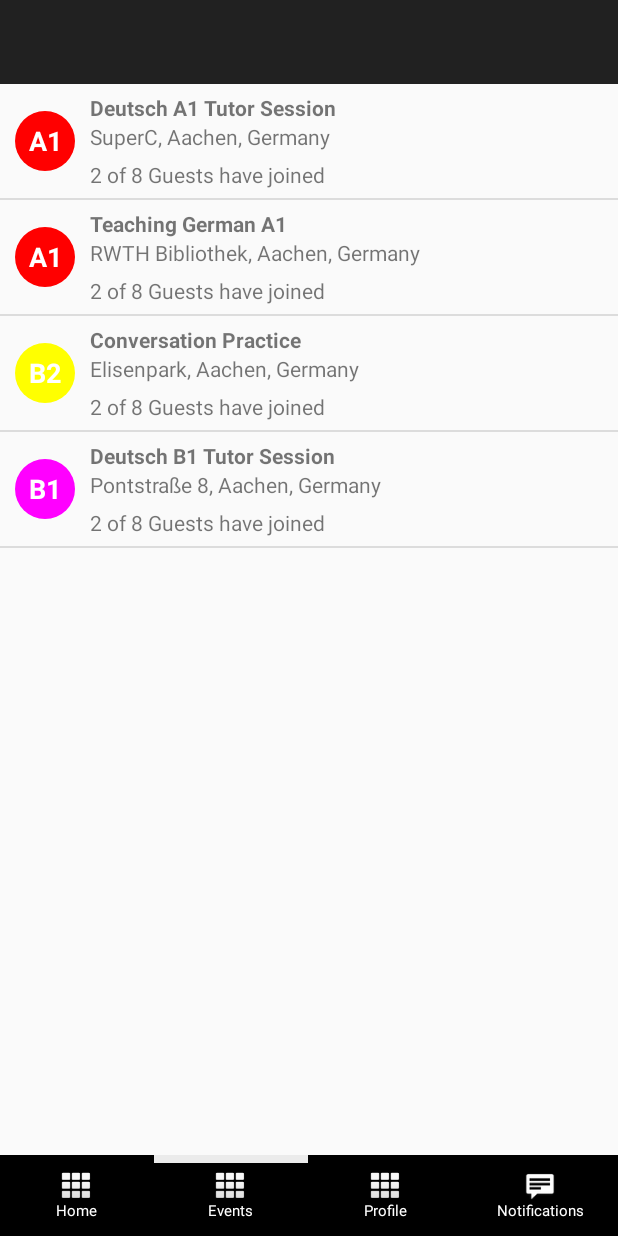
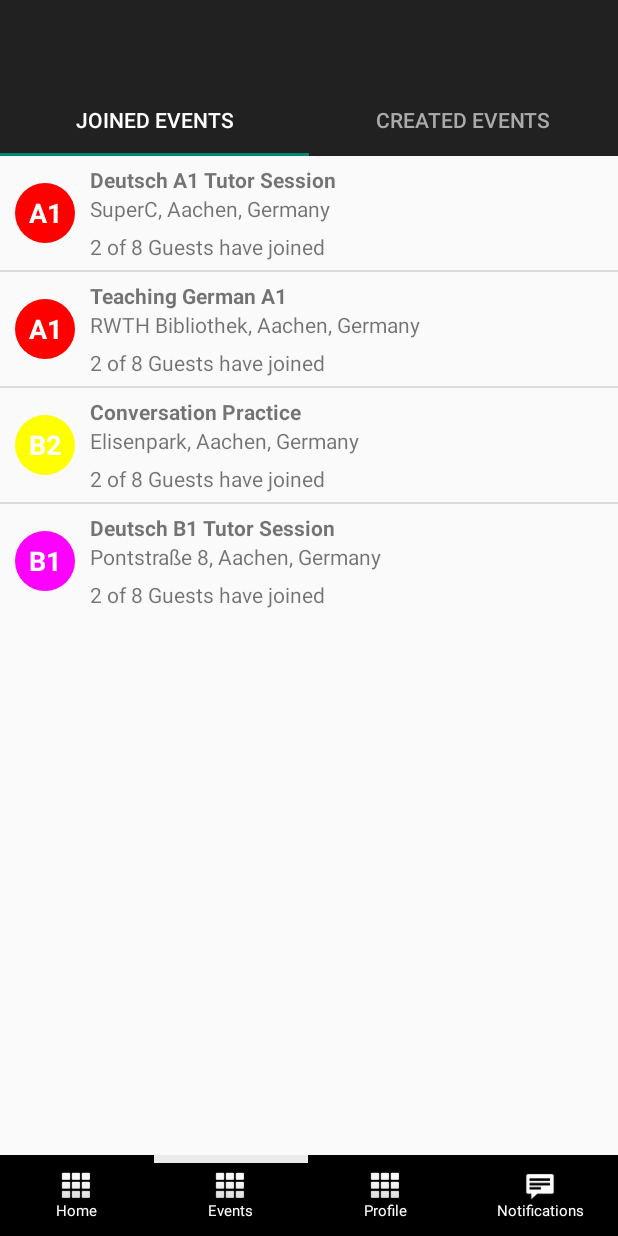
Before and after one commit to jbonot/ziffer, an Android app: the Notifications screen opened directly, with no data from a screen before it, after a tap on "Events", on a phone screen of 412 x 824 dp. Run offline under Robolectric (Android 15) with nearby library versions, the phone set to English and light mode, and no system bars.

Commit message:
Put both created and joined events into one activity. #1

```diff
--- a/app/src/main/java/de/rwth_aachen/ziffer/EventCreate.java
+++ b/app/src/main/java/de/rwth_aachen/ziffer/EventCreate.java
@@ -118,7 +118,7 @@ public class EventCreate extends AppCompatActivity {
 
             @Override
             public void onClick(View v) {
-                startActivity(new Intent(EventCreate.this, MyJoinedEvents.class));
+                startActivity(new Intent(EventCreate.this, MyEventsActivity.class));
                 overridePendingTransition(0, 0);
             }
         });
--- a/app/src/main/java/de/rwth_aachen/ziffer/FilterActivity.java
+++ b/app/src/main/java/de/rwth_aachen/ziffer/FilterActivity.java
@@ -78,7 +78,7 @@ public class FilterActivity extends AppCompatActivity {
 
             @Override
             public void onClick(View v) {
-                startActivity(new Intent(FilterActivity.this, MyJoinedEvents.class));
+                startActivity(new Intent(FilterActivity.this, MyEventsActivity.class));
                 overridePendingTransition(0, 0);
             }
         });
--- /dev/null
+++ b/app/src/main/java/de/rwth_aachen/ziffer/JoinedEventsFragment.java
@@ -0,0 +1,44 @@
+package de.rwth_aachen.ziffer;
+
+
+import android.content.Intent;
+import android.os.Bundle;
+import android.support.v4.app.Fragment;
+import android.view.LayoutInflater;
+import android.view.View;
+import android.view.ViewGroup;
+import android.widget.AdapterView;
+import android.widget.ListAdapter;
+import android.widget.ListView;
+
+
+/**
+ * A simple {@link Fragment} subclass.
+ */
+public class JoinedEventsFragment extends Fragment {
+
+    private ListAdapter listAdapter;
+
+    @Override
+    public View onCreateView(LayoutInflater inflater, ViewGroup container,
+                             Bundle savedInstanceState) {
+        return inflater.inflate(R.layout.listview, container, false);
+    }
+
+    @Override
+    public void onViewCreated(View view, Bundle savedInstanceState) {
+        // Add sample data to event list.
+        ListView listView = (ListView)view.findViewById(R.id.listView);
+        listAdapter = TestData.getEventListAdapter(getActivity());
+        listView.setAdapter(listAdapter);
+
+        listView.setOnItemClickListener(new AdapterView.OnItemClickListener() {
+            @Override
+            public void onItemClick(AdapterView<?> parent, View view, int position, long id) {
+                Intent intent = new Intent(getActivity(), EventDetails.class);
+                startActivity(intent);
+            }
+        });
+    }
+
+}
--- /dev/null
+++ b/app/src/main/java/de/rwth_aachen/ziffer/MyEventsActivity.java
@@ -0,0 +1,58 @@
+package de.rwth_aachen.ziffer;
+
+import android.content.Intent;
+import android.support.design.widget.TabLayout;
+import android.support.v4.view.ViewPager;
+import android.support.v7.app.AppCompatActivity;
+import android.os.Bundle;
+import android.support.v7.widget.Toolbar;
+import android.view.View;
+
+public class MyEventsActivity extends AppCompatActivity {
+
+    @Override
+    protected void onCreate(Bundle savedInstanceState) {
+        super.onCreate(savedInstanceState);
+        setContentView(R.layout.page_container_navbar);
+
+        ViewPagerAdapter viewPagerAdapter = new ViewPagerAdapter(getSupportFragmentManager());
+        viewPagerAdapter.addFragments(new JoinedEventsFragment(), "Joined Events");
+        viewPagerAdapter.addFragments(new ProfileEventsFragment(), "Created Events");
+
+        ViewPager viewPager = (ViewPager) findViewById(R.id.viewPager);
+        viewPager.setAdapter(viewPagerAdapter);
+        ((TabLayout) findViewById(R.id.tabLayout)).setupWithViewPager(viewPager);
+
+        findViewById(R.id.selectedHome).setVisibility(View.GONE);
+        findViewById(R.id.selectedEvents).setVisibility(View.VISIBLE);
+        findViewById(R.id.selectedProfile).setVisibility(View.GONE);
+        findViewById(R.id.selectedNotifications).setVisibility(View.GONE);
+
+        findViewById(R.id.navEvents).setOnClickListener(new View.OnClickListener() {
+
+            @Override
+            public void onClick(View v) {
+                startActivity(new Intent(MyEventsActivity.this, MyEventsActivity.class));
+                overridePendingTransition(0, 0);
+            }
+        });
+
+        findViewById(R.id.navProfile).setOnClickListener(new View.OnClickListener() {
+
+            @Override
+            public void onClick(View v) {
+                startActivity(new Intent(MyEventsActivity.this, ProfileActivity.class));
+                overridePendingTransition(0, 0);
+            }
+        });
+
+        findViewById(R.id.navNotifications).setOnClickListener(new View.OnClickListener() {
+
+            @Override
+            public void onClick(View v) {
+                startActivity(new Intent(MyEventsActivity.this, Notifications.class));
+                overridePendingTransition(0, 0);
+            }
+        });
+    }
+}
--- a/app/src/main/java/de/rwth_aachen/ziffer/MyJoinedEvents.java
+++ /dev/null
@@ -1,74 +0,0 @@
-package de.rwth_aachen.ziffer;
-
-import android.content.Intent;
-import android.support.v7.app.AppCompatActivity;
-import android.os.Bundle;
-import android.view.View;
-import android.widget.AdapterView;
-import android.widget.ListAdapter;
-import android.widget.ListView;
-
-public class MyJoinedEvents extends AppCompatActivity {
-
-    private ListAdapter listAdapter;
-
-    @Override
-    protected void onCreate(Bundle savedInstanceState) {
-        super.onCreate(savedInstanceState);
-        setContentView(R.layout.listview);
-
-        // Add sample data to event list.
-        ListView listView = (ListView) findViewById(R.id.listView);
-        listAdapter = TestData.getEventListAdapter(this);
-        listView.setAdapter(listAdapter);
-
-        listView.setOnItemClickListener(new AdapterView.OnItemClickListener() {
-            @Override
-            public void onItemClick(AdapterView<?> parent, View view, int position, long id) {
-                Intent intent = new Intent(MyJoinedEvents.this, EventDetails.class);
-                startActivity(intent);
-            }
-        });
-
-        findViewById(R.id.selectedHome).setVisibility(View.GONE);
-        findViewById(R.id.selectedEvents).setVisibility(View.VISIBLE);
-        findViewById(R.id.selectedProfile).setVisibility(View.GONE);
-        findViewById(R.id.selectedNotifications).setVisibility(View.GONE);
-
-        findViewById(R.id.navHome).setOnClickListener(new View.OnClickListener() {
-
-            @Override
-            public void onClick(View v) {
-                startActivity(new Intent(MyJoinedEvents.this, MainActivity.class));
-                overridePendingTransition(0, 0);
-            }
-        });
-
-        findViewById(R.id.navEvents).setOnClickListener(new View.OnClickListener() {
-
-            @Override
-            public void onClick(View v) {
-                startActivity(new Intent(MyJoinedEvents.this, MyJoinedEvents.class));
-                overridePendingTransition(0, 0);
-            }
-        });
-
-        findViewById(R.id.navProfile).setOnClickListener(new View.OnClickListener() {
-
-            @Override
-            public void onClick(View v) {
-                startActivity(new Intent(MyJoinedEvents.this, ProfileActivity.class));
-                overridePendingTransition(0, 0);
-            }
-        });
-
-        findViewById(R.id.navNotifications).setOnClickListener(new View.OnClickListener() {
-
-            @Override
-            public void onClick(View v) {
-                startActivity(new Intent(MyJoinedEvents.this, Notifications.class));
-                overridePendingTransition(0, 0);
-            }
-        });
-    }
-}
--- a/app/src/main/java/de/rwth_aachen/ziffer/Notifications.java
+++ b/app/src/main/java/de/rwth_aachen/ziffer/Notifications.java
@@ -1,6 +1,7 @@
 package de.rwth_aachen.ziffer;
 
 import android.content.Intent;
+import android.support.v4.view.ViewPager;
 import android.support.v7.app.AppCompatActivity;
 import android.os.Bundle;
 import android.view.View;
@@ -15,7 +16,7 @@ public class Notifications extends AppCompatActivity {
     @Override
     protected void onCreate(Bundle savedInstanceState) {
         super.onCreate(savedInstanceState);
-        setContentView(R.layout.listview);
+        setContentView(R.layout.activity_notifications);
 
         // Add sample data to event list.
         ListView listView = (ListView) findViewById(R.id.listView);
@@ -48,7 +49,7 @@ public class Notifications extends AppCompatActivity {
 
             @Override
             public void onClick(View v) {
-                startActivity(new Intent(Notifications.this, MyJoinedEvents.class));
+                startActivity(new Intent(Notifications.this, MyEventsActivity.class));
                 overridePendingTransition(0, 0);
             }
         });
--- a/app/src/main/java/de/rwth_aachen/ziffer/ProfileActivity.java
+++ b/app/src/main/java/de/rwth_aachen/ziffer/ProfileActivity.java
@@ -25,7 +25,8 @@ public class ProfileActivity extends AppCompatActivity {
         viewPager = (ViewPager) findViewById(R.id.viewPager);
         viewPagerAdapter = new ViewPagerAdapter(getSupportFragmentManager());
         viewPagerAdapter.addFragments(new ProfileMainFragment(), "About Me");
-        viewPagerAdapter.addFragments(new ProfileEventsFragment(),"Jasim's Events");
+        viewPagerAdapter.addFragments(new ProfileEventsFragment(), "Jasim's Events");
+
         viewPager.setAdapter(viewPagerAdapter);
         tabLayout.setupWithViewPager(viewPager);
 
@@ -47,7 +48,7 @@ public class ProfileActivity extends AppCompatActivity {
 
             @Override
             public void onClick(View v) {
-                startActivity(new Intent(ProfileActivity.this, MyJoinedEvents.class));
+                startActivity(new Intent(ProfileActivity.this, MyEventsActivity.class));
                 overridePendingTransition(0, 0);
             }
         });
--- a/app/src/main/res/layout/listview.xml
+++ b/app/src/main/res/layout/listview.xml
@@ -6,25 +6,11 @@
     android:layout_height="match_parent"
     tools:context="de.rwth_aachen.ziffer.Notifications">
 
-    <android.support.v7.widget.Toolbar android:id="@+id/toolbar"
-        android:layout_width="match_parent" android:layout_height="?attr/actionBarSize"
-        android:background="?attr/colorPrimary" app:popupTheme="@style/AppTheme.PopupOverlay" />
-
     <ListView
         android:layout_width="wrap_content"
         android:layout_height="wrap_content"
         android:id="@+id/listView"
         android:layout_centerHorizontal="true"
-        android:nestedScrollingEnabled="false"
-        android:layout_below="@+id/toolbar"
-        android:layout_above="@+id/include5" />
+        android:nestedScrollingEnabled="false" />
 
-    <include
-        android:layout_width="wrap_content"
-        android:layout_height="wrap_content"
-        layout="@layout/navigation_bar"
-        android:layout_alignParentBottom="true"
-        android:layout_alignParentLeft="true"
-        android:layout_alignParentStart="true"
-        android:id="@+id/include5" />
 </RelativeLayout>
--- /dev/null
+++ b/app/src/main/res/layout/page_container_navbar.xml
@@ -0,0 +1,42 @@
+<?xml version="1.0" encoding="utf-8"?>
+<RelativeLayout
+    xmlns:android="http://schemas.android.com/apk/res/android"
+    xmlns:app="http://schemas.android.com/apk/res-auto"
+    android:layout_width="match_parent"
+    android:layout_height="match_parent">
+
+    <android.support.v7.widget.Toolbar android:id="@+id/toolbar"
+        android:layout_width="match_parent" android:layout_height="?attr/actionBarSize"
+        android:background="?attr/colorPrimary" app:popupTheme="@style/AppTheme.PopupOverlay" />
+
+    <android.support.design.widget.TabLayout
+        android:layout_height="wrap_content"
+        android:layout_width="match_parent"
+        android:id="@+id/tabLayout"
+        android:background="?attr/colorPrimary"
+        app:tabTextColor="@android:color/darker_gray"
+        app:tabSelectedTextColor="@android:color/white"
+        app:tabMode="fixed"
+        app:tabGravity="fill"
+        android:layout_below="@+id/toolbar"
+        android:layout_alignParentLeft="true"
+        android:layout_alignParentStart="true" />
+
+    <android.support.v4.view.ViewPager
+        android:layout_width="match_parent"
+        android:layout_height="match_parent"
+        android:id="@+id/viewPager"
+        android:layout_alignParentLeft="true"
+        android:layout_alignParentStart="true"
+        android:layout_below="@+id/tabLayout" />
+
+    <include
+        android:layout_width="wrap_content"
+        android:layout_height="wrap_content"
+        layout="@layout/navigation_bar"
+        android:layout_alignParentTop="false"
+        android:layout_alignParentLeft="true"
+        android:layout_alignParentStart="false"
+        android:layout_alignParentBottom="true"
+        android:id="@+id/include" />
+</RelativeLayout>
```
Also changed, not shown: app/src/main/AndroidManifest.xml (+31 -21 lines), app/src/main/java/de/rwth_aachen/ziffer/MainActivity.java (+1 -7 lines), app/src/main/java/de/rwth_aachen/ziffer/MyCreatedEvents.java (deleted, +0 -48 lines), app/src/main/res/layout/activity_notifications.xml (added, +29 -0 lines).
